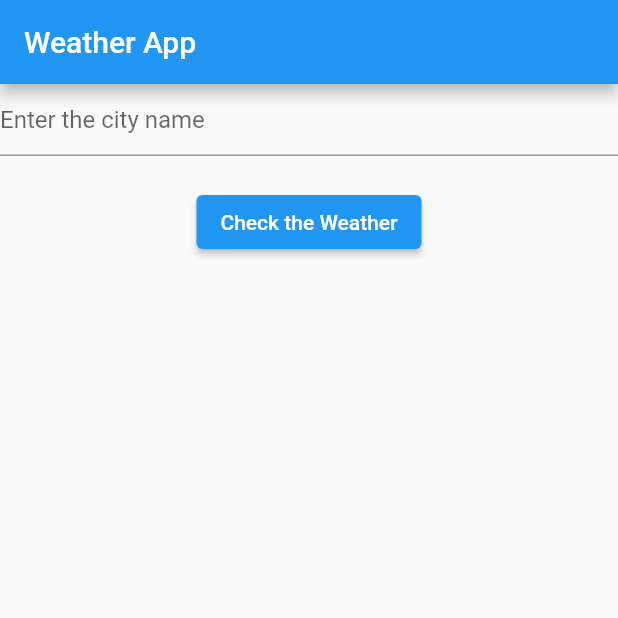
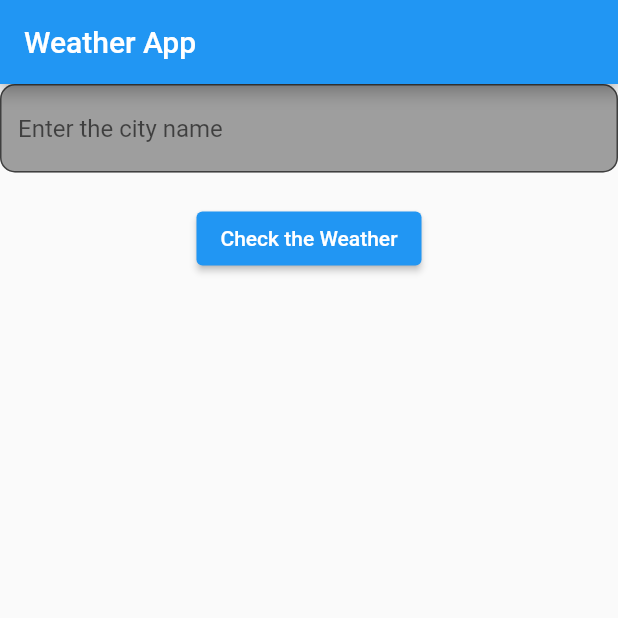
Before and after one commit to Ashmitpalit/flutter_app, a Flutter app: the screen it shows after launch, on a phone screen of 412 x 824 dp, the top half of it. Run offline on Flutter 3.47's test engine with Material 2 defaults, Android fonts, the phone set to English and light mode, and no system bars; our stand-ins replace get; missing offline and left inert: dart:html.

Commit message:
added changes to second screen

```diff
--- a/lib/Screens/second_screen.dart
+++ b/lib/Screens/second_screen.dart
@@ -19,7 +19,12 @@ class SecondScreen extends StatelessWidget {
           child: Column(
         children: [
           TextField(
-            decoration: const InputDecoration(hintText: "Enter the city name"),
+            decoration: const InputDecoration(
+                filled: true,
+                fillColor: Colors.grey,
+                border: OutlineInputBorder(
+                    borderRadius: BorderRadius.all(Radius.circular(10))),
+                hintText: "Enter the city name"),
             controller: _cityNameController,
           ),
           const SizedBox(
```
